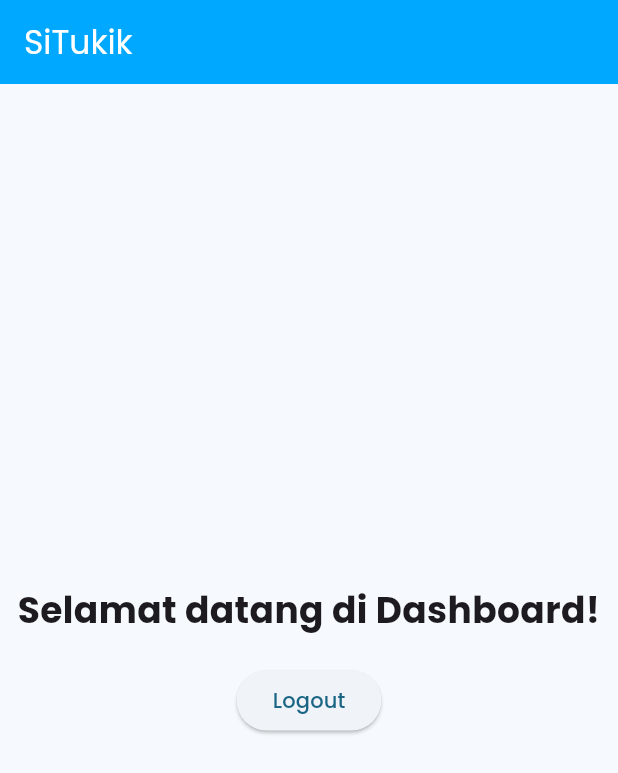
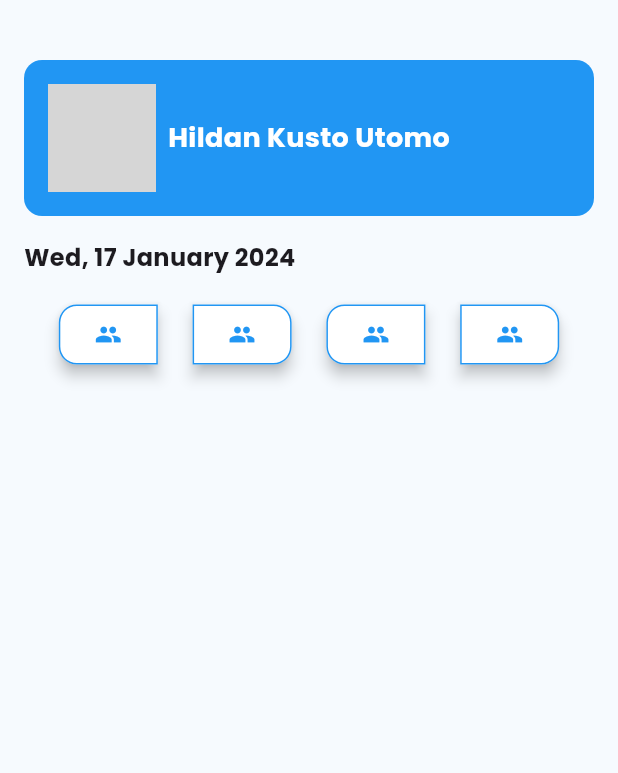
Before and after one commit to HappyCoder-GDSC-Hackfest-2024/SiTukik, a Flutter app: the DashboardPage screen opened directly, on a phone screen of 412 x 824 dp. Shown: the top 773 px of the screen. Run offline on Flutter 3.47's test engine with Material 3 defaults, Android fonts, the light colour scheme and no system bars; our stand-ins replace flutter_dotenv, google_fonts; grey boxes are pictures that could not be loaded.

Commit message:
Dashboard Page 80%

```diff
--- a/SiTukik/lib/main.dart
+++ b/SiTukik/lib/main.dart
@@ -2,6 +2,7 @@
 import 'package:penyukita/SplashScreen.dart';
 import 'package:google_fonts/google_fonts.dart';
 import 'package:flutter_dotenv/flutter_dotenv.dart';
+import 'package:penyukita/pages/DashboardPage.dart';
 
 Future<void> main() async {
   WidgetsFlutterBinding.ensureInitialized();
@@ -27,7 +28,7 @@
         useMaterial3: true,
         textTheme: GoogleFonts.poppinsTextTheme(),
       ),
-      home: SplashScreen(),
+      home: DashboardPage(),
     );
   }
 }
--- a/SiTukik/lib/pages/DashboardPage.dart
+++ b/SiTukik/lib/pages/DashboardPage.dart
@@ -1,38 +1,162 @@
 import 'package:flutter/material.dart';
+import 'package:intl/intl.dart';
 
 class DashboardPage extends StatelessWidget {
   @override
   Widget build(BuildContext context) {
+    String tanggal = DateFormat('EEE, dd MMMM yyyy').format(DateTime.now());
+
     return Scaffold(
-      appBar: AppBar(
-        title: Text(
-          'SiTukik',
+      body: Container(
+        alignment: Alignment.topCenter,
+        padding: EdgeInsets.only(top: 40.0),
+        child: Padding(
+          padding: EdgeInsets.symmetric(horizontal: 16.0),
+          child: Column(
+            crossAxisAlignment: CrossAxisAlignment.start, // Align ke kiri
+            children: [
+              Container(
+                padding: EdgeInsets.all(16.0),
+                decoration: BoxDecoration(
+                  color: Colors.blue, // Warna latar belakang box
+                  borderRadius:
+                      BorderRadius.circular(12.0), // Bentuk semi rounded
+                ),
+                child: Row(
+                  children: [
+                    Image.asset(
+                      'images/emojiperson.png', // Ganti dengan path sesuai lokasi file emoji.png
+                      height: 72.0, // Sesuaikan dengan kebutuhan ukuran emoji
+                      width: 72.0,
+                    ),
+                    SizedBox(width: 8.0), // Jarak antara emoji dan teks
+                    Text(
+                      'Hildan Kusto Utomo',
                       style: TextStyle(
-            color: Colors.white, // Set warna teks putih
+                        color: Colors.white, // Warna teks putih
+                        fontSize: 18.0,
+                        fontWeight: FontWeight.bold,
                       ),
                     ),
-        backgroundColor: Color(0xFF00A9FF),
+                  ],
                 ),
-      body: Center(
-        child: Column(
-          mainAxisAlignment: MainAxisAlignment.center,
+              ),
+
+              SizedBox(height: 16.0), // Jarak antara box dan teks jam/tanggal
+              Row(
                 children: [
                   Text(
-              'Selamat datang di Dashboard!',
+                    tanggal,
                     style: TextStyle(
-                fontSize: 24.0,
+                      fontSize: 16.0,
                       fontWeight: FontWeight.bold,
                     ),
-              textAlign: TextAlign.center,
                   ),
-            SizedBox(height: 20),
+                ],
+              ),
+              SizedBox(height: 16.0), // Jarak antara box dan teks jam/tanggal
+              Row(
+                mainAxisAlignment: MainAxisAlignment.spaceEvenly,
+                children: [
+                  // Button 1
                   ElevatedButton(
                     onPressed: () {
                       // Tambahkan logika atau navigasi sesuai kebutuhan
                     },
-              child: Text('Logout'),
+                    style: ElevatedButton.styleFrom(
+                      primary: Colors.white, // Warna latar belakang
+                      shape: RoundedRectangleBorder(
+                        borderRadius: BorderRadius.only(
+                          topLeft: Radius.circular(12.0),
+                          bottomLeft: Radius.circular(12.0),
+                        ),
+                        side: BorderSide(
+                          color: Colors.blue, // Warna garis tepi
+                        ),
+                      ),
+                      elevation: 4.0, // Ketebalan bayangan
+                    ),
+                    child: Icon(
+                      Icons.people,
+                      color: Colors.blue, // Warna ikon
+                    ),
+                  ),
+
+                  // Button 2
+                  ElevatedButton(
+                    onPressed: () {
+                      // Tambahkan logika atau navigasi sesuai kebutuhan
+                    },
+                    style: ElevatedButton.styleFrom(
+                      primary: Colors.white, // Warna latar belakang
+                      shape: RoundedRectangleBorder(
+                        borderRadius: BorderRadius.only(
+                          topRight: Radius.circular(12.0),
+                          bottomRight: Radius.circular(12.0),
+                        ),
+                        side: BorderSide(
+                          color: Colors.blue, // Warna garis tepi
+                        ),
+                      ),
+                      elevation: 4.0, // Ketebalan bayangan
+                    ),
+                    child: Icon(
+                      Icons.people,
+                      color: Colors.blue, // Warna ikon
+                    ),
+                  ),
+
+                  // Button 3
+                  ElevatedButton(
+                    onPressed: () {
+                      // Tambahkan logika atau navigasi sesuai kebutuhan
+                    },
+                    style: ElevatedButton.styleFrom(
+                      primary: Colors.white, // Warna latar belakang
+                      shape: RoundedRectangleBorder(
+                        borderRadius: BorderRadius.only(
+                          topLeft: Radius.circular(12.0),
+                          bottomLeft: Radius.circular(12.0),
+                        ),
+                        side: BorderSide(
+                          color: Colors.blue, // Warna garis tepi
+                        ),
+                      ),
+                      elevation: 4.0, // Ketebalan bayangan
+                    ),
+                    child: Icon(
+                      Icons.people,
+                      color: Colors.blue, // Warna ikon
+                    ),
+                  ),
+
+                  // Button 4
+                  ElevatedButton(
+                    onPressed: () {
+                      // Tambahkan logika atau navigasi sesuai kebutuhan
+                    },
+                    style: ElevatedButton.styleFrom(
+                      primary: Colors.white, // Warna latar belakang
+                      shape: RoundedRectangleBorder(
+                        borderRadius: BorderRadius.only(
+                          topRight: Radius.circular(12.0),
+                          bottomRight: Radius.circular(12.0),
+                        ),
+                        side: BorderSide(
+                          color: Colors.blue, // Warna garis tepi
+                        ),
+                      ),
+                      elevation: 4.0, // Ketebalan bayangan
+                    ),
+                    child: Icon(
+                      Icons.people,
+                      color: Colors.blue, // Warna ikon
+                    ),
                   ),
                 ],
+              ),
+            ],
+          ),
         ),
       ),
     );
--- a/SiTukik/pubspec.yaml
+++ b/SiTukik/pubspec.yaml
@@ -38,6 +38,7 @@
   http: ^1.1.2
   flutter_dotenv: ^5.1.0
   google_fonts: ^6.1.0
+  intl: ^0.19.0
 
 dev_dependencies:
   flutter_test:
```
Also changed, not shown: SiTukik/assets/images/emojiperson.png (added), SiTukik/pubspec.lock, 1 other file. Lines whose indentation alone changed are shown as unchanged.
